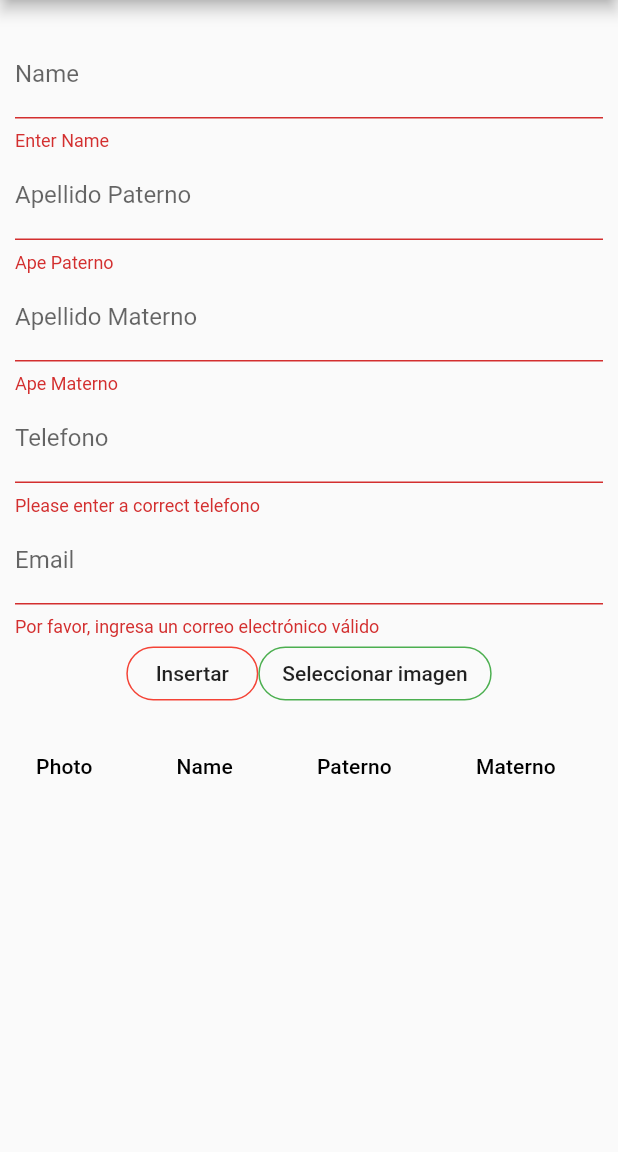
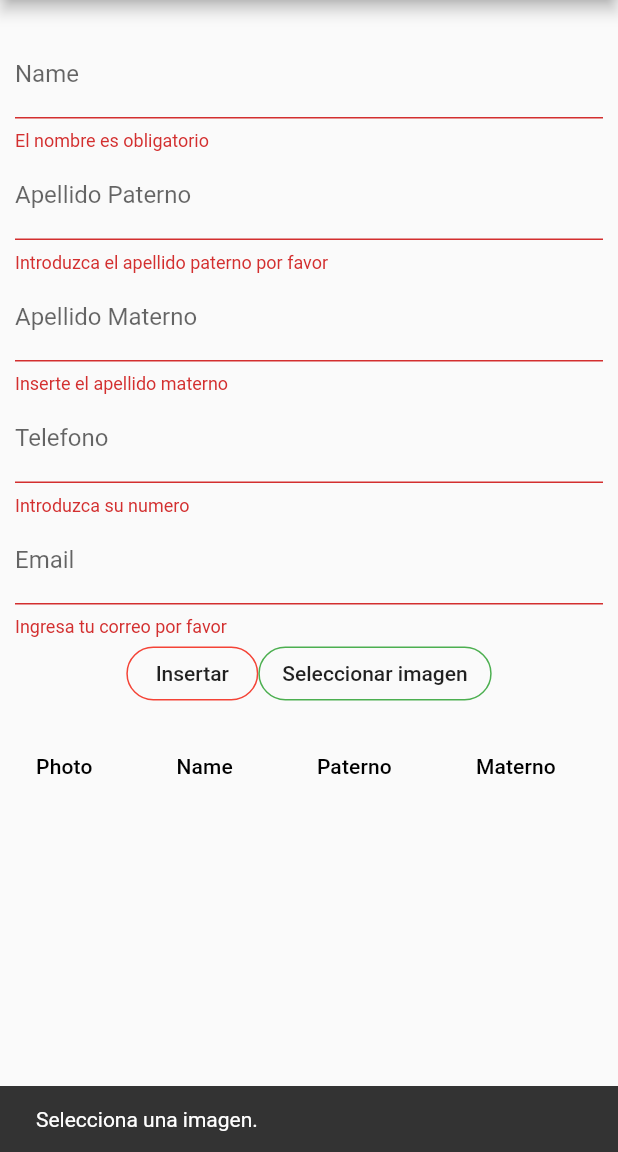
Before and after one commit to PatricioVargasR/sqlitedb2, a Flutter app: the HomePage screen opened directly, after a tap on "Insertar", on a phone screen of 412 x 824 dp, the part 84-1236 px from its top. Run offline on Flutter 3.47's test engine with Material 2 defaults, Android fonts, the phone set to English and light mode, and no system bars; our stand-ins replace image_picker, local_auth, sqflite; accounts and stored records are empty.

Commit message:
Validation_broke home_page.dart

```diff
--- a/lib/home_page.dart
+++ b/lib/home_page.dart
@@ -27,6 +27,11 @@
   String? apepa = '';
   String? apema = '';
   String? photoname = '';
+  String? nameError;
+  String? apepaError;
+  String? apemaError;
+  String? phoneError;
+  String? emailError;
 
 
   //Update control
@@ -90,69 +95,127 @@
           verticalDirection: VerticalDirection.down,
           children: [
             const SizedBox(height: 10),
-            //TextFormField(
-            //controller: controlNumController,
-            //keyboardType: TextInputType.number,
-            //decoration: const InputDecoration(
-            //labelText: 'Control Number',
-            // ),
-            //validator: (val) => val!.isEmpty ? 'Enter Control Number' : null,
-            //onSaved: (val) => controlNumController.text = val!,
-            // ),
             TextFormField(
               controller: nameController,
               keyboardType: TextInputType.text,
-              decoration: const InputDecoration(
+              decoration: InputDecoration(
                 labelText: 'Name',
+                errorText: nameError,
               ),
-              validator: (val) => val!.isEmpty ? 'Enter Name' : null,
+              validator: (value){
+                String name = value ?? '';
+                if (name.isEmpty) {
+                  setState(() {
+                    nameError = 'El nombre es obligatorio';
+                  });
+                } else if (!RegExp(r'^[A-Za-z ]+$').hasMatch(name)){
+                  setState(() {
+                    nameError = 'Inserte un nombre valido';
+                  });
+                } else {
+                  setState(() {
+                    nameError = null;
+                  });
+                }
+              },
               onSaved: (val) => name = val!,
             ),
             TextFormField(
               controller: apepaController,
               keyboardType: TextInputType.text,
-              decoration: const InputDecoration(
+              decoration: InputDecoration(
                 labelText: 'Apellido Paterno',
+                errorText: apepaError,
               ),
-              validator: (val) => val!.isEmpty ? 'Ape Paterno' : null,
+              validator: (value){
+                String apepa = value ?? '';
+                if (apepa.isEmpty) {
+                  setState(() {
+                    apepaError = 'Introduzca el apellido paterno por favor';
+                  });
+                } else if (!RegExp(r'^[A-Za-z ]+$').hasMatch(apepa)) {
+                  setState(() {
+                    apepaError = 'Inserte un apellido valido';
+                  });
+                } else {
+                  setState(() {
+                    nameError = null;
+                  });
+                }
+                },
               onSaved: (val) => apepa = val!,
             ),
             TextFormField(
               controller: apemaController,
               keyboardType: TextInputType.text,
-              decoration: const InputDecoration(
+              decoration: InputDecoration(
                 labelText: 'Apellido Materno',
+                errorText: apemaError,
               ),
-              validator: (val) => val!.isEmpty ? 'Ape Materno' : null,
+              validator: (value){
+                String apema = value ?? '';
+                if (apema.isEmpty) {
+                  setState(() {
+                    apemaError = 'Inserte el apellido materno';
+              });
+              } else if (!RegExp(r'^[A-Za-z ]+$').hasMatch(apema)) {
+                  setState((){
+                    apemaError = 'Inserte un apellido valido';
+              });
+              } else {
+                  setState(() {
+                    apemaError = null;
+              });}
+              },
               onSaved: (val) => apema = val!,
             ),
             TextFormField(
               controller: telController,
               keyboardType: TextInputType.text,
-              decoration: const InputDecoration(
+              decoration: InputDecoration(
                 labelText: 'Telefono',
+                errorText: phoneError,
               ),
               validator: (value) {
-                if (value!.isEmpty || value.length < 10) {
-                  return "Please enter a correct telefono";
+                String phone = value ?? '';
+                if (phone.isEmpty) {
+                  setState(() {
+                    phoneError = 'Introduzca su numero';
+                  });
+                } else if (!RegExp(r'^[0-9]{10}$').hasMatch(phone)){
+                  setState((){
+                    phoneError = 'Telefono no valido';
+                });
+                } else {
+                  setState(() {
+                    phoneError = null;
+                  });
                 }
-                return null;
               },
-              onSaved: (val) => tel = val!,
+              onSaved: (value) => tel = value,
             ),
             TextFormField(
               controller: emailController,
               keyboardType: TextInputType.text,
-              decoration: const InputDecoration(
+              decoration: InputDecoration(
                 labelText: 'Email',
+                errorText: emailError,
               ),
-              validator: (value) {
-                if (value!.isEmpty ||
-                    !RegExp(r"^[a-zA-Z0-9.a-zA-Z0-9!#$%&'*+-/=?^_`{|}~]+@[a-zA-Z0-9]+\.[a-zA-Z]+")
-                        .hasMatch(value)) {
-                  return "Por favor, ingresa un correo electrónico válido";
+              validator: (value){
+                String email = value ?? '';
+                if (email.isEmpty) {
+                  setState(() {
+                    emailError = 'Ingresa tu correo por favor';
+                  });
+                } else if (!RegExp(r'^[\w-]+(\.[\w-]+)*@[\w-]+(\.[\w-]+)+$').hasMatch(email)) {
+                  setState(() {
+                    emailError = 'Correo electronico no valido';
+                  });
+                } else {
+                  setState(() {
+                    emailError = null;
+                  });
                 }
-                return null;
               },
               onSaved: (value) => email = value,
             ),
```
